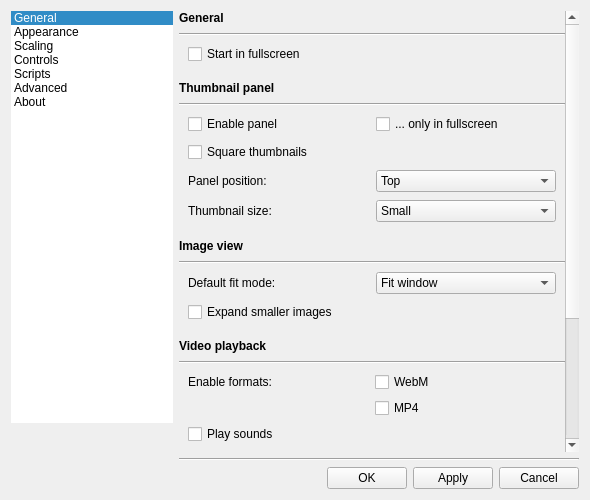
Old version of the form gui/dialogs/settingsdialog.ui in the repository do-i/thumbgrid.
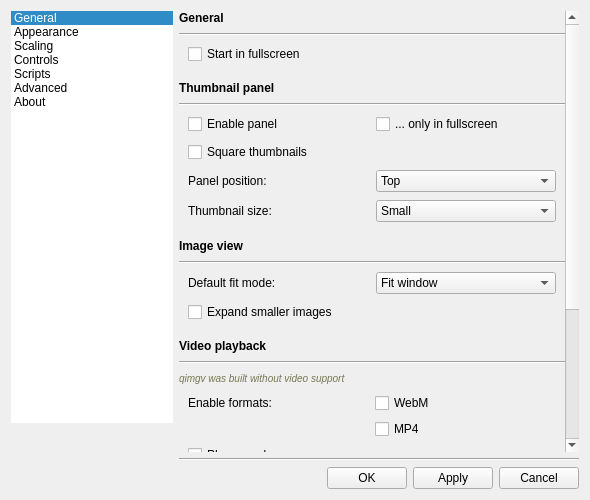
New version of the form. Custom widgets are drawn as their Qt base class.

Commit message: [SettingsDialog] Add info label for missing video support

```diff
--- a/gui/dialogs/settingsdialog.ui
+++ b/gui/dialogs/settingsdialog.ui
@@ -359,9 +359,9 @@
               <property name="geometry">
                <rect>
                 <x>0</x>
-                <y>0</y>
+                <y>-183</y>
                 <width>386</width>
-                <height>694</height>
+                <height>716</height>
                </rect>
               </property>
               <layout class="QVBoxLayout" name="verticalLayout_5">
@@ -795,6 +795,16 @@
                  </property>
                 </widget>
                </item>
+               <item>
+                <widget class="QLabel" name="novideoInfoLabel">
+                 <property name="text">
+                  <string>&lt;html&gt;&lt;head/&gt;&lt;body&gt;&lt;p&gt;&lt;span style=&quot; font-size:small; font-style:italic; color:#777851;&quot;&gt;qimgv was built without video support&lt;/span&gt;&lt;/p&gt;&lt;/body&gt;&lt;/html&gt;</string>
+                 </property>
+                 <property name="textFormat">
+                  <enum>Qt::RichText</enum>
+                 </property>
+                </widget>
+               </item>
                <item>
                 <widget class="QWidget" name="videoSettingsWidget" native="true">
                  <layout class="QGridLayout" name="gridLayout_7">
```
The commit also changes 2 other files.
